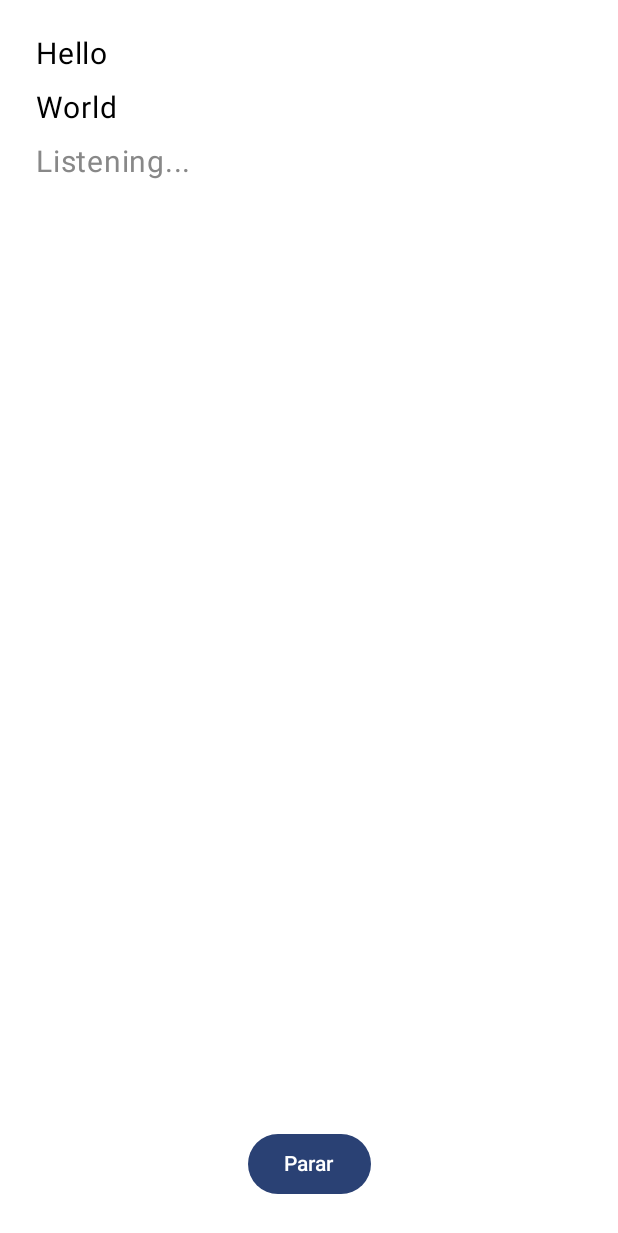
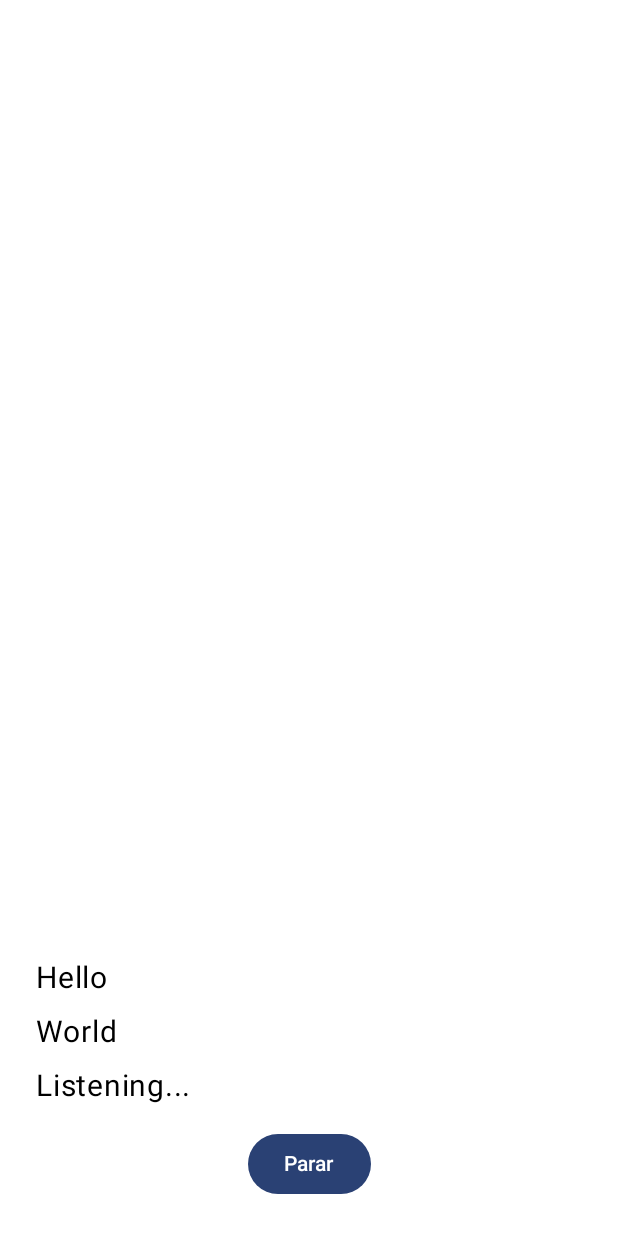
Before and after one commit to danngalann/livecaption, an Android app built with Jetpack Compose: the @Preview function HomeScreenPreview, on a phone screen of 412 x 824 dp. Shown: the top 1233 px of the screen. Run offline under Robolectric (Android 15) with nearby library versions, the phone set to English and light mode, and no system bars.

Commit message:
Roll transcriptions from the bottom

```diff
--- a/app/src/main/java/com/danngalann/livecaption/ui/home/HomeScreen.kt
+++ b/app/src/main/java/com/danngalann/livecaption/ui/home/HomeScreen.kt
@@ -24,7 +24,6 @@ import androidx.compose.runtime.mutableStateOf
 import androidx.compose.runtime.remember
 import androidx.compose.runtime.setValue
 import androidx.compose.ui.Modifier
-import androidx.compose.ui.graphics.Color
 import androidx.compose.ui.platform.LocalContext
 import androidx.compose.ui.tooling.preview.Preview
 import androidx.compose.ui.unit.dp
@@ -41,10 +40,10 @@ private fun HomeScreenContent(
 ) {
     val listState = rememberLazyListState()
 
-    // Auto-scroll when new transcript arrives
-    LaunchedEffect(state.transcripts.size) {
-        if (state.transcripts.isNotEmpty()) {
-            listState.animateScrollToItem(state.transcripts.lastIndex)
+    // Auto-scroll to bottom (index 0 in reversed layout) when new transcript arrives
+    LaunchedEffect(state.transcripts.size, state.partialText) {
+        if (state.transcripts.isNotEmpty() || state.partialText.isNotBlank()) {
+            listState.animateScrollToItem(0)
         }
     }
 
@@ -59,24 +58,27 @@ private fun HomeScreenContent(
             modifier = Modifier
                 .weight(1f)
                 .fillMaxWidth(),
-            state = listState
+            state = listState,
+            reverseLayout = true  // Makes content flow from bottom to top
         ) {
-            items(state.transcripts) { text ->
-                Text(
-                    text = text,
-                    fontSize = 20.sp,
-                    modifier = Modifier.padding(bottom = 12.dp)
-                )
-            }
-
+            // Show partial text first (at the bottom)
             if (state.partialText.isNotBlank()) {
                 item {
                     Text(
                         text = state.partialText,
                         fontSize = 20.sp,
-                        color = Color.Gray
+                        modifier = Modifier.padding(top = 12.dp)
                     )
                 }
+            }
+
+            // Show transcripts in reverse order (newest at bottom)
+            items(state.transcripts.reversed()) { text ->
+                Text(
+                    text = text,
+                    fontSize = 20.sp,
+                    modifier = Modifier.padding(top = 12.dp)
+                )
             }
         }
 
```
